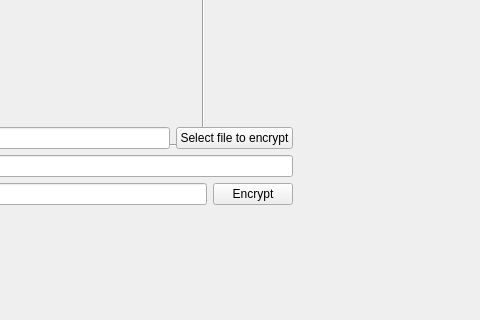
First picture: the form in ui/FileEncryptor/mainwidget.ui, repository AbsoDev/FileEncryptor, before the edit; both pictures show x 337 to 817 and y 290 to 610 of the 817 by 610 pixel window.
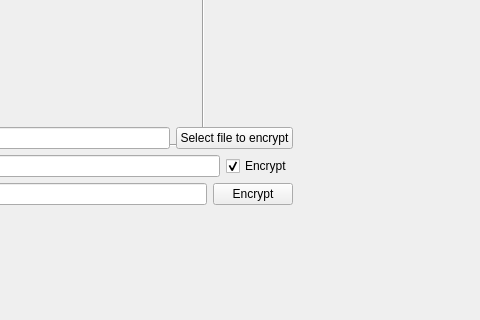
Second picture: the form after the edit. Icons and pictures are not drawn.

Commit message: [ui] Added encrypt/decrypt toggle

```diff
--- a/ui/FileEncryptor/mainwidget.ui
+++ b/ui/FileEncryptor/mainwidget.ui
@@ -98,6 +98,16 @@
           </property>
          </widget>
         </item>
+        <item>
+         <widget class="QCheckBox" name="checkBoxToggleEncryptDecrypt">
+          <property name="text">
+           <string>Encrypt</string>
+          </property>
+          <property name="checked">
+           <bool>true</bool>
+          </property>
+         </widget>
+        </item>
        </layout>
       </item>
       <item>
```
The commit also changes 2 other files.
